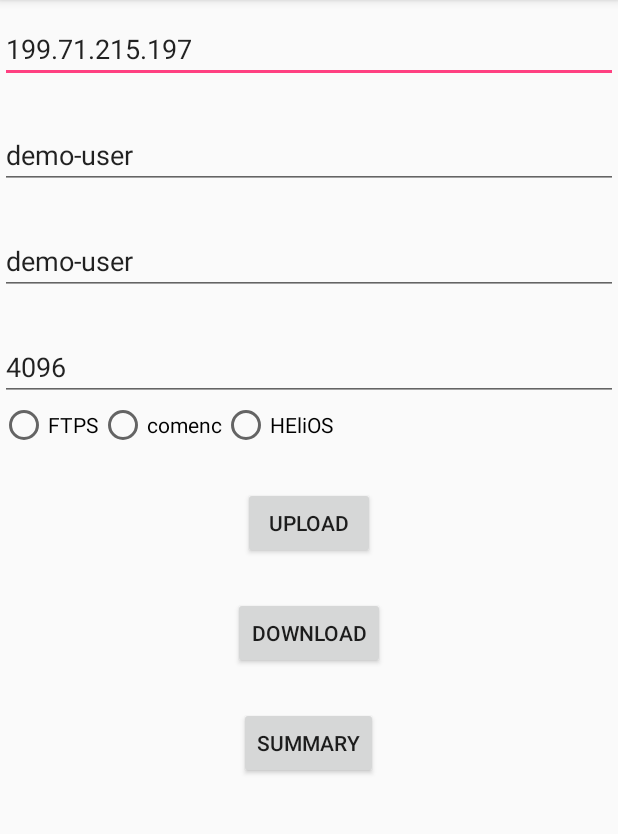
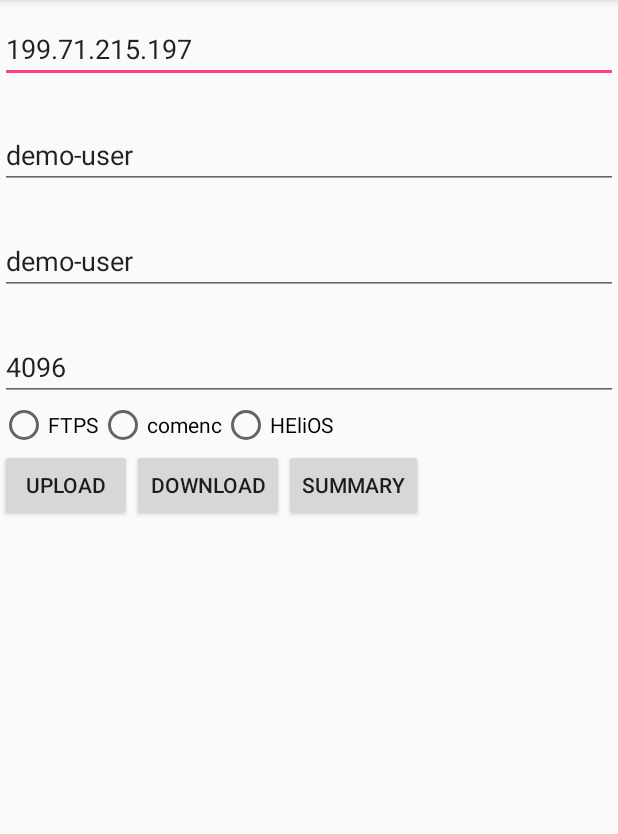
Before and after one commit to islamazhar/compression-encryption-andorid, an Android app: the screen it shows after launch (MainActivity), on a phone screen of 412 x 824 dp, the part 84-918 px from its top. Run offline under Robolectric (Android 15) with nearby library versions, the phone set to English and light mode, and no system bars.

Commit message:
Arranging the upload, download button properly

```diff
--- a/app/src/main/res/layout/activity_main.xml
+++ b/app/src/main/res/layout/activity_main.xml
@@ -76,6 +76,11 @@
                     android:onClick="onRadioButtonClicked"
                     android:text="HEliOS" />
             </RadioGroup>
+            <LinearLayout
+                android:layout_width="match_parent"
+                android:layout_height="wrap_content">
+                android:orientation="horizontal">
+
 
             <Button
                 android:id="@+id/up"
@@ -103,7 +108,7 @@
                 android:layout_marginTop="25dp"
                 android:onClick="getResults"
                 android:text="summary" />
-
+            </LinearLayout>
         </LinearLayout>
 
     </ScrollView>
```
